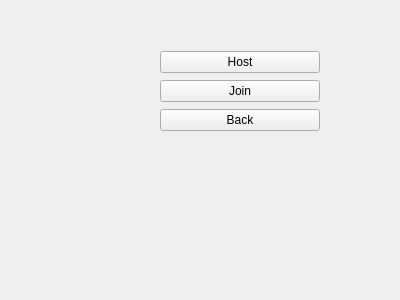
First picture: the form in ui/PlayMenu.ui, repository francois-berder/battletank, before the edit.
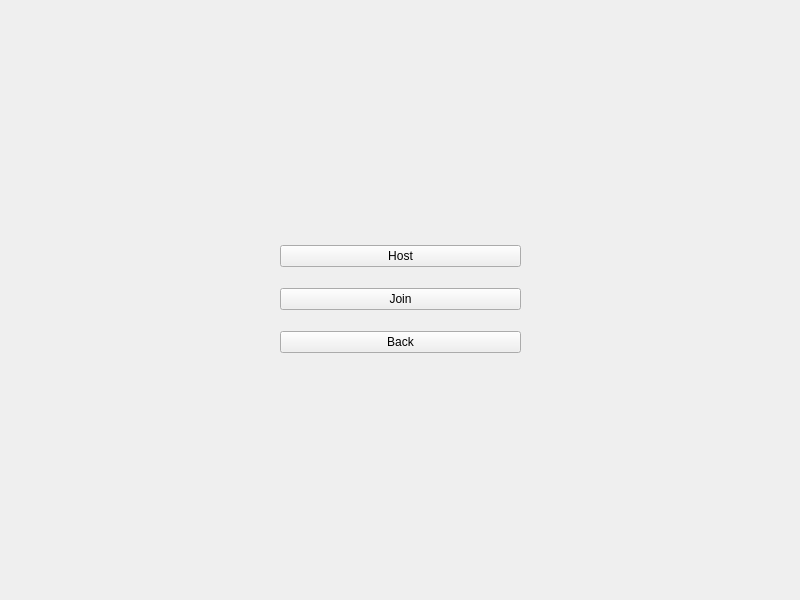
Second picture: the form after the edit.

Diff of the .ui file:
```diff
--- a/ui/PlayMenu.ui
+++ b/ui/PlayMenu.ui
@@ -6,8 +6,8 @@
    <rect>
     <x>0</x>
     <y>0</y>
-    <width>400</width>
-    <height>300</height>
+    <width>800</width>
+    <height>600</height>
    </rect>
   </property>
   <property name="windowTitle">
@@ -16,10 +16,10 @@
   <widget class="QWidget" name="verticalLayoutWidget">
    <property name="geometry">
     <rect>
-     <x>160</x>
-     <y>50</y>
-     <width>160</width>
-     <height>83</height>
+     <x>280</x>
+     <y>230</y>
+     <width>241</width>
+     <height>141</height>
     </rect>
    </property>
    <layout class="QVBoxLayout" name="verticalLayout">
```
